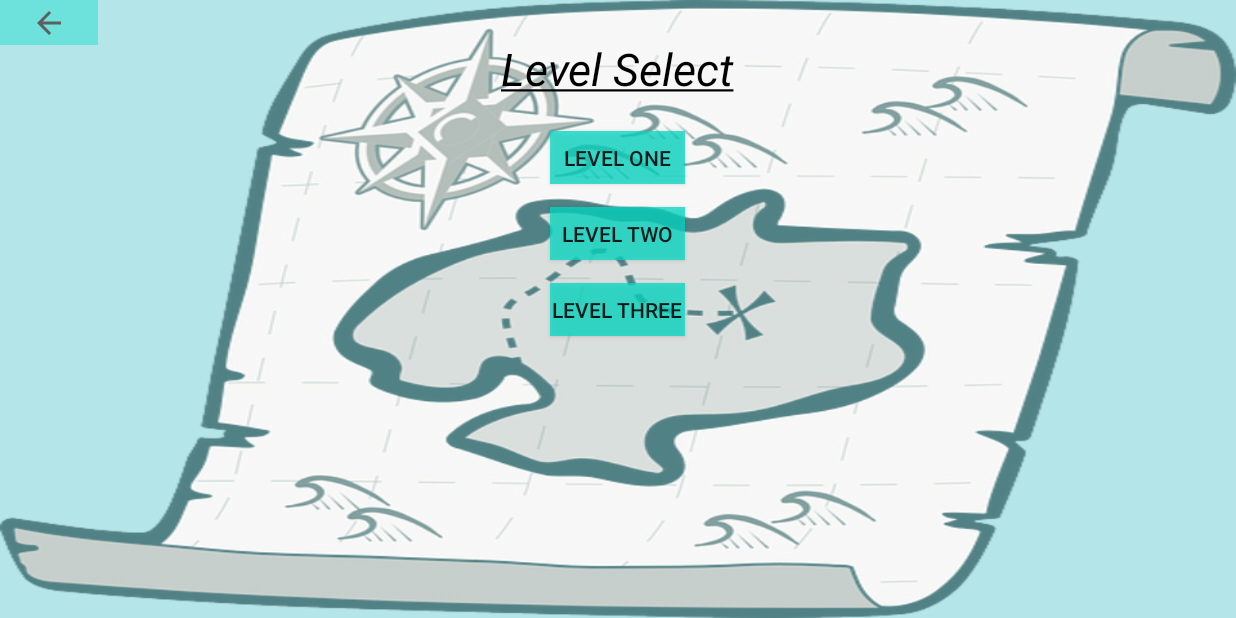
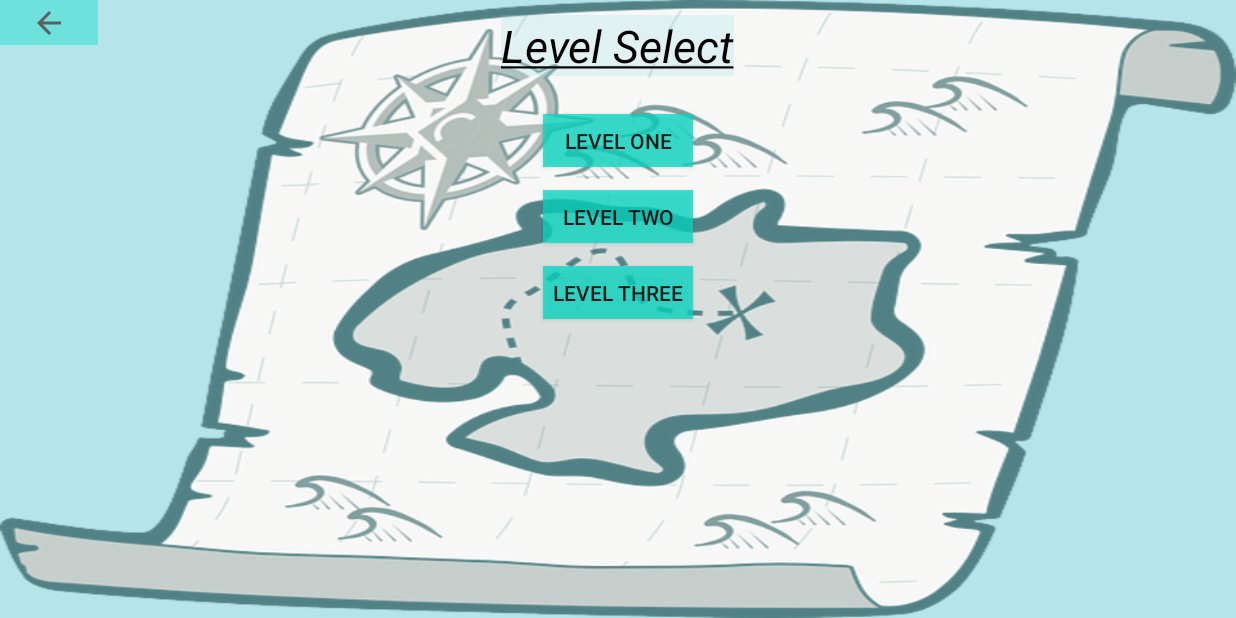
Before and after one commit to DerekMarshall855/CP470_Final_Project, an Android app: the LevelSelect screen opened directly, with no data from a screen before it, on a phone screen of 824 x 412 dp (held sideways). Run offline under Robolectric (Android 15) with nearby library versions, the phone set to English and light mode, and no system bars.

Commit message:
More appearance mods

```diff
--- a/app/src/main/res/layout/activity_level_select.xml
+++ b/app/src/main/res/layout/activity_level_select.xml
@@ -21,8 +21,9 @@
 
     <Button
         android:id="@+id/level_1_button"
-        android:layout_width="90dp"
+        android:layout_width="100dp"
         android:layout_height="35dp"
+        android:layout_marginTop="25dp"
         android:layout_below = "@id/level_menu_title"
         android:layout_centerHorizontal = "true"
         android:text="@string/level_1"
@@ -30,7 +31,7 @@
 
     <Button
         android:id="@+id/level_2_button"
-        android:layout_width="90dp"
+        android:layout_width="100dp"
         android:layout_height="35dp"
         android:layout_below = "@id/level_1_button"
         android:layout_centerHorizontal = "true"
@@ -40,7 +41,7 @@
 
     <Button
         android:id="@+id/level_3_button"
-        android:layout_width="90dp"
+        android:layout_width="100dp"
         android:layout_height="35dp"
         android:layout_below = "@id/level_2_button"
         android:layout_centerHorizontal = "true"
@@ -50,13 +51,14 @@
 
     <TextView
         android:id="@+id/level_menu_title"
-        android:layout_width="218dp"
-        android:layout_height="83dp"
-        android:layout_marginTop="4dp"
+        android:layout_width="wrap_content"
+        android:layout_height="wrap_content"
+        android:layout_marginTop="10dp"
         android:gravity="center"
         android:text="@string/level_select"
         android:layout_centerHorizontal = "true"
         android:textColor="@color/design_default_color_on_secondary"
+        android:background="#3386D7DD"
         android:textSize="30dp"
         android:textStyle="italic" />
 
--- a/app/src/main/res/values/strings.xml
+++ b/app/src/main/res/values/strings.xml
@@ -23,7 +23,7 @@
     <string name="dialogTitle">You beat the level!</string>
     <string name="nextLevel">Next Level</string>
     <string name="returnMain">Return to Menu</string>
-    <string name="instructions">Fill in the blank or select one of the options and press check!\n If you get stuck use one of the hints!</string>
+    <string name="instructions">Fill in the blank or select one of the options and press check!\nIf you get stuck use one of the hints!</string>
     <string name="howTo">How to play</string>
     <string name="descMap">Pirate Map</string>
     <string name="descBack">Back button</string>
```
Also changed, not shown: app/src/main/res/layout/activity_help.xml (+7 -2 lines), app/src/main/res/layout/activity_settings.xml (+7 -2 lines), 1 other file.
